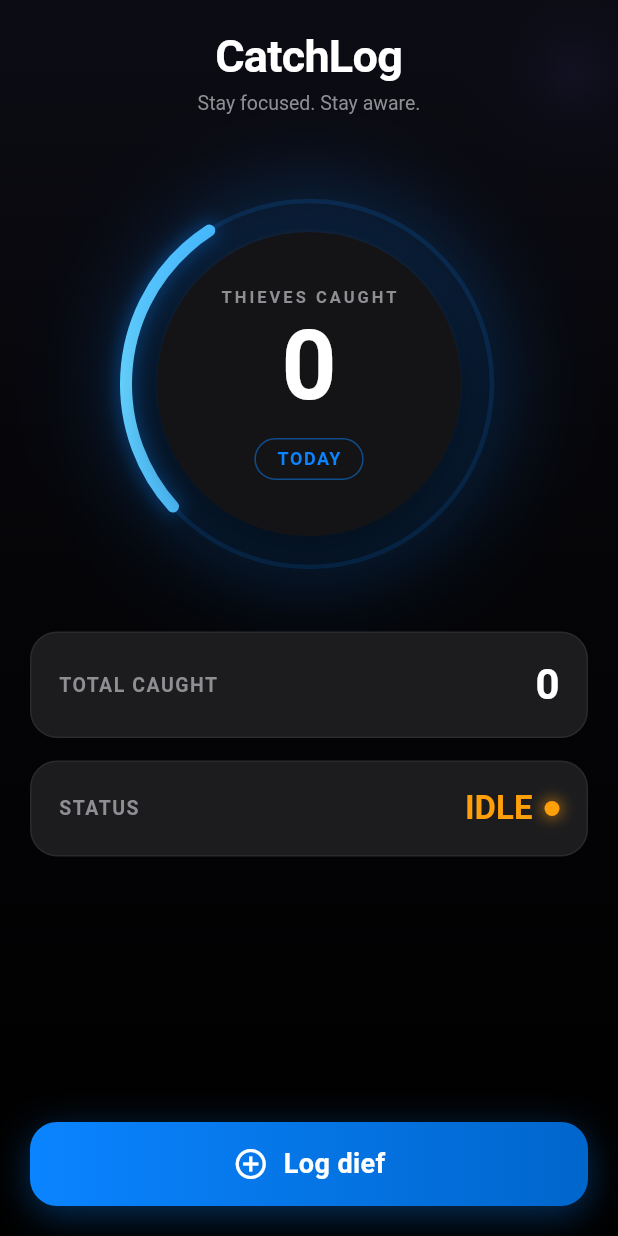
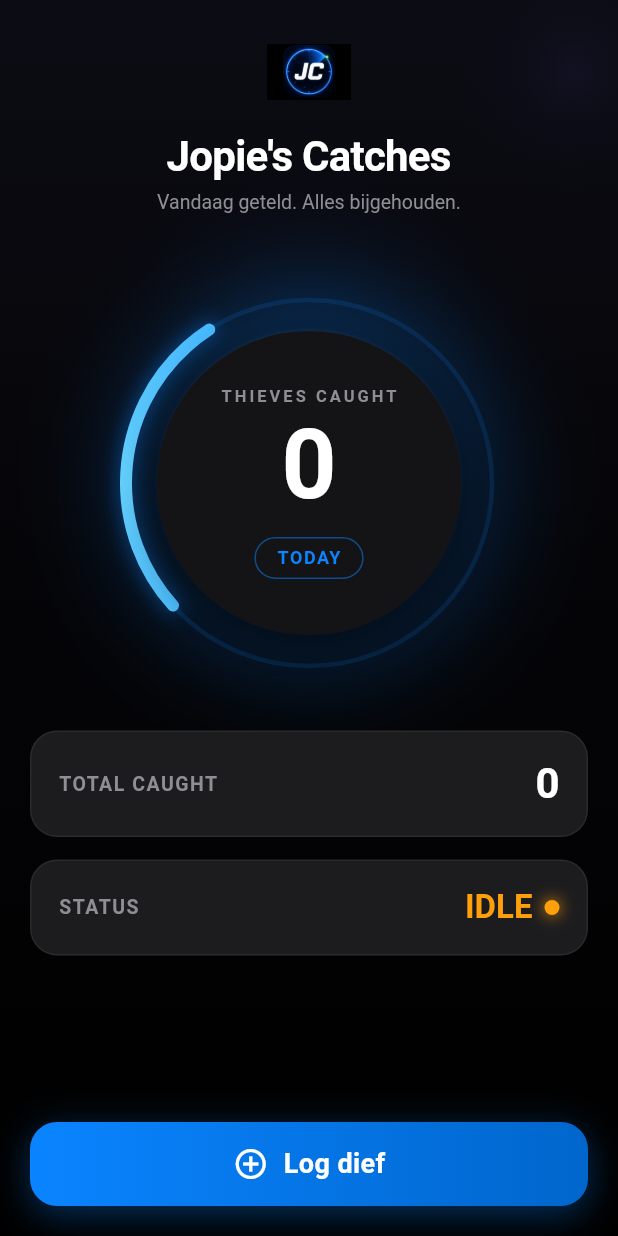
Before and after one commit to johans-eng/catchlog, a Flutter app: the HomeScreen screen opened directly, on a phone screen of 412 x 824 dp. Run offline on Flutter 3.47's test engine with Material 3 defaults, Android fonts, the phone set to English and light mode, and no system bars; our stand-ins replace fl_chart, hive, hive_flutter; accounts and stored records are empty.

Commit message:
Rebrand to Jopie's Catches, add logo, and reset today count at midnight.
Co-authored-by: Cursor <cursoragent@cursor.com>

```diff
--- /dev/null
+++ b/lib/constants/app_branding.dart
@@ -0,0 +1,6 @@
+class AppBranding {
+  static const name = "Jopie's Catches";
+  static const shortName = "Jopie's";
+  static const tagline = 'Vandaag geteld. Alles bijgehouden.';
+  static const logoAsset = 'assets/images/logo.png';
+}
--- a/lib/main.dart
+++ b/lib/main.dart
@@ -9,19 +9,22 @@ import 'screens/stats_screen.dart';
 import 'screens/settings_screen.dart';
 import 'screens/lock_screen.dart';
 
+import 'utils/day_clock.dart';
+
 void main() async {
   WidgetsFlutterBinding.ensureInitialized();
   if (kIsWeb) {
     usePathUrlStrategy();
   }
+  DayClock.instance;
   await Hive.initFlutter();
   await Hive.openBox('entries');
 
-  runApp(const CatchLogApp());
+  runApp(const JopiesCatchesApp());
 }
 
-class CatchLogApp extends StatelessWidget {
-  const CatchLogApp({super.key});
+class JopiesCatchesApp extends StatelessWidget {
+  const JopiesCatchesApp({super.key});
 
   @override
   Widget build(BuildContext context) {
--- a/lib/screens/home_screen.dart
+++ b/lib/screens/home_screen.dart
@@ -1,6 +1,9 @@
 import 'package:flutter/material.dart';
 import 'package:hive_flutter/hive_flutter.dart';
 
+import '../constants/app_branding.dart';
+import '../utils/day_clock.dart';
+import '../utils/entry_stats.dart';
 import '../widgets/add_entry_sheet.dart';
 import '../widgets/app_background.dart';
 import 'glow_ring.dart';
@@ -12,19 +15,35 @@ class HomeScreen extends StatefulWidget {
   State<HomeScreen> createState() => _HomeScreenState();
 }
 
-class _HomeScreenState extends State<HomeScreen> {
+class _HomeScreenState extends State<HomeScreen> with WidgetsBindingObserver {
   final box = Hive.box('entries');
 
-  int get todayCount {
-    final now = DateTime.now();
+  @override
+  void initState() {
+    super.initState();
+    WidgetsBinding.instance.addObserver(this);
+    DayClock.instance.addListener(_onDayChanged);
+  }
 
-    return box.values.where((e) {
-      final t = DateTime.fromMillisecondsSinceEpoch(e['time']);
-      return t.day == now.day &&
-          t.month == now.month &&
-          t.year == now.year;
-    }).length;
+  @override
+  void dispose() {
+    DayClock.instance.removeListener(_onDayChanged);
+    WidgetsBinding.instance.removeObserver(this);
+    super.dispose();
   }
+
+  void _onDayChanged() {
+    if (mounted) setState(() {});
+  }
+
+  @override
+  void didChangeAppLifecycleState(AppLifecycleState state) {
+    if (state == AppLifecycleState.resumed && mounted) {
+      setState(() {});
+    }
+  }
+
+  int get todayCount => countTodayEntries(box.values);
 
   int get totalCount => box.length;
 
@@ -40,10 +59,16 @@ class _HomeScreenState extends State<HomeScreen> {
             child: Column(
               children: [
                 const SizedBox(height: 20),
+                Image.asset(
+                  AppBranding.logoAsset,
+                  width: 56,
+                  height: 56,
+                ),
+                const SizedBox(height: 12),
                 const Text(
-                  'CatchLog',
+                  AppBranding.name,
                   style: TextStyle(
-                    fontSize: 30,
+                    fontSize: 28,
                     fontWeight: FontWeight.w700,
                     letterSpacing: -0.5,
                     color: Colors.white,
@@ -52,7 +77,7 @@ class _HomeScreenState extends State<HomeScreen> {
                 ),
                 const SizedBox(height: 6),
                 const Text(
-                  'Stay focused. Stay aware.',
+                  AppBranding.tagline,
                   style: TextStyle(
                     color: Color(0xFF8E8E93),
                     fontSize: 13,
--- a/lib/screens/settings_screen.dart
+++ b/lib/screens/settings_screen.dart
@@ -1,6 +1,7 @@
 import 'package:flutter/material.dart';
 import 'package:hive_flutter/hive_flutter.dart';
 
+import '../constants/app_branding.dart';
 import '../widgets/app_background.dart';
 
 class SettingsScreen extends StatelessWidget {
@@ -18,9 +19,9 @@ class SettingsScreen extends StatelessWidget {
           child: Column(
             crossAxisAlignment: CrossAxisAlignment.stretch,
             children: [
-              const ScreenTitle(
+              ScreenTitle(
                 title: 'Settings',
-                subtitle: 'Beheer je CatchLog data',
+                subtitle: "Beheer je ${AppBranding.name} data",
               ),
               const SizedBox(height: 32),
               AppCard(
--- a/pubspec.yaml
+++ b/pubspec.yaml
@@ -26,3 +26,5 @@ dev_dependencies:
 
 flutter:
   uses-material-design: true
+  assets:
+    - assets/images/logo.png
```
Also changed, not shown: lib/screens/lock_screen.dart (+9 -2 lines), lib/screens/stats_screen.dart (+11 -13 lines), lib/utils/day_clock.dart (added, +30 -0 lines), lib/utils/entry_stats.dart (added, +16 -0 lines), assets/images/logo.png (added), 8 other files.
